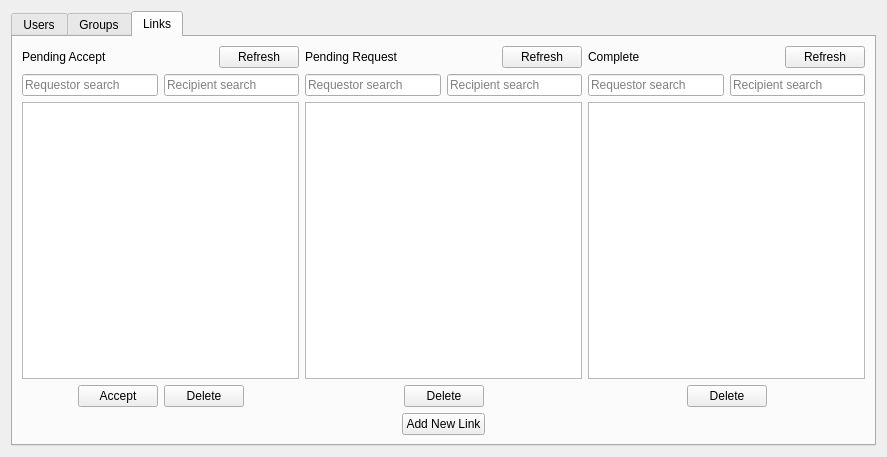
duality-solutions/Dynamic, file src/qt/forms/bdappage.ui: the form before one commit.
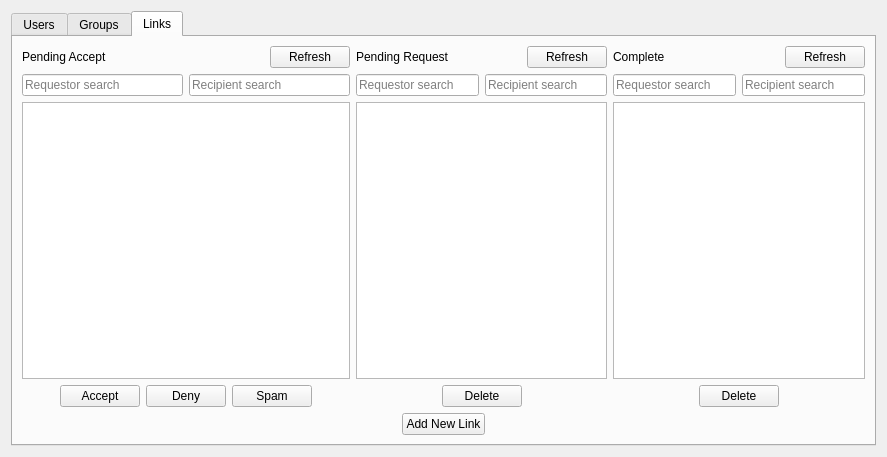
The form after the commit. The open tabs and pages were chosen to show the change. Icons and pictures are not drawn.

Commit message: [BDAP Links] add/update refresh behavior, set link_message as tooltip, tweak gui, wire up complete search. WIP

```diff
--- a/src/qt/forms/bdappage.ui
+++ b/src/qt/forms/bdappage.ui
@@ -528,7 +528,7 @@
                 </sizepolicy>
                </property>
                <property name="text">
-                <string>Delete</string>
+                <string>Deny</string>
                </property>
                <property name="icon">
                 <iconset resource="../dynamic.qrc">
@@ -536,6 +536,23 @@
                </property>
               </widget>
              </item>
+             <item>
+              <widget class="QPushButton" name="pushButtonSpam">
+               <property name="sizePolicy">
+                <sizepolicy hsizetype="Fixed" vsizetype="Fixed">
+                 <horstretch>0</horstretch>
+                 <verstretch>0</verstretch>
+                </sizepolicy>
+               </property>
+               <property name="text">
+                <string>Spam</string>
+               </property>
+               <property name="icon">
+                <iconset resource="../dynamic.qrc">
+                 <normaloff>:/icons/drk/transaction_abandoned</normaloff>:/icons/drk/transaction_abandoned</iconset>
+               </property>
+              </widget>
+             </item>
              <item>
               <spacer name="horizontalSpacer_5">
                <property name="orientation">
```
Left out of the diff: 14 changed lines with no effect on the pictures. The commit also changes 5 other files.
